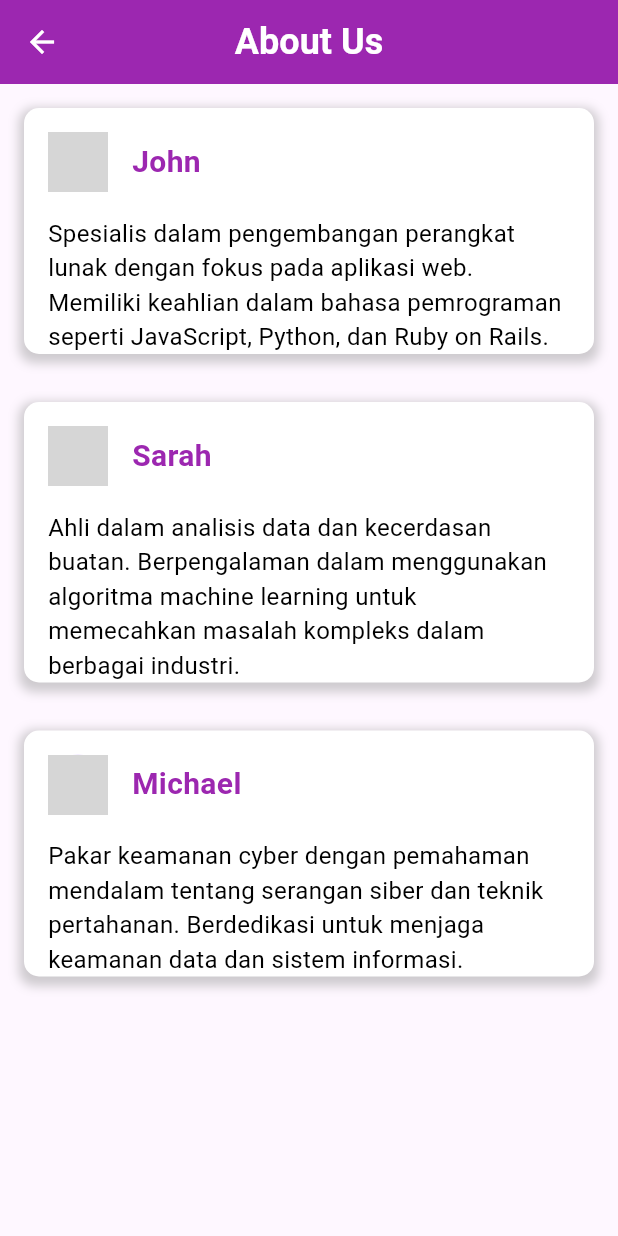
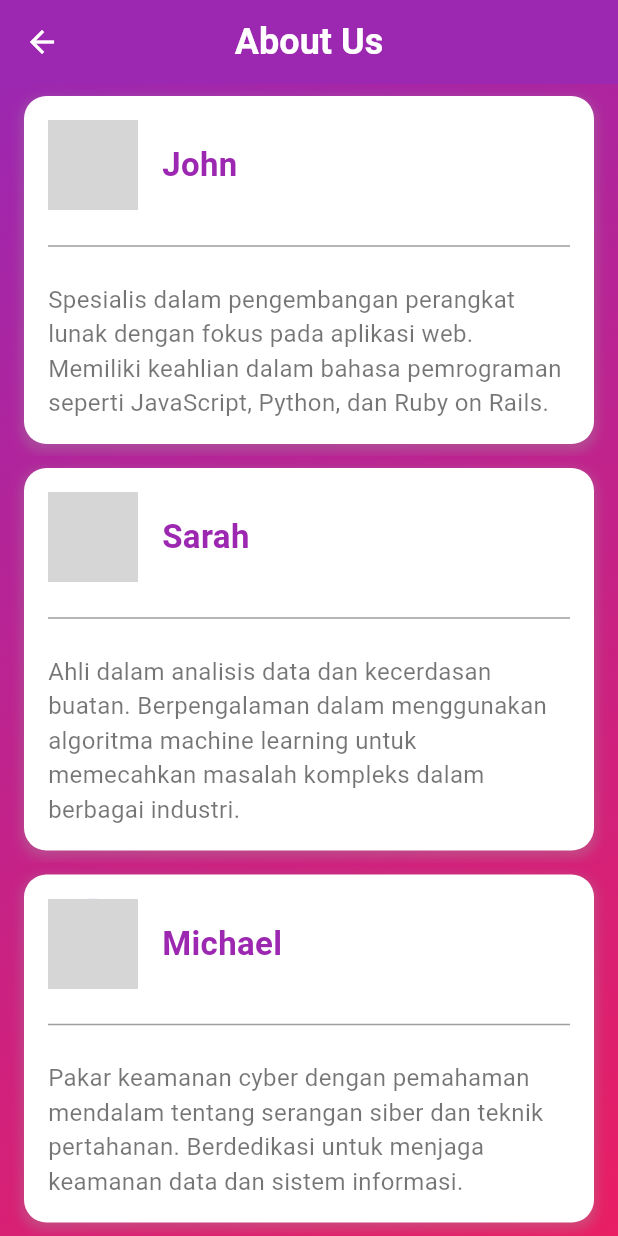
Before and after one commit to Alvinlo221110546/tugas-projek-Quizz, a Flutter app: the AboutUs screen opened directly, on a phone screen of 412 x 824 dp. Run offline on Flutter 3.47's test engine with Material 3 defaults, Android fonts, the phone set to English and light mode, and no system bars; our stand-ins replace animated_text_kit, cached_network_image, camera, carousel_slider, font_awesome_flutter, image_picker and 2 more; grey boxes are pictures that could not be loaded.

Commit message:
Update some design about_us.dart

```diff
--- a/lib/page/about_us.dart
+++ b/lib/page/about_us.dart
@@ -1,4 +1,3 @@
-
 import 'package:flutter/material.dart';
 
 class AboutUs extends StatefulWidget {
@@ -61,13 +60,22 @@ class _AboutUsState extends State<AboutUs> {
         ),
         iconTheme: IconThemeData(color: Colors.white),
       ),
-      body: AnimatedList(
+      body: Container(
+        decoration: BoxDecoration(
+          gradient: LinearGradient(
+            colors: [Colors.purple, Colors.pink],
+            begin: Alignment.topLeft,
+            end: Alignment.bottomRight,
+          ),
+        ),
+        child: AnimatedList(
           key: _listKey,
           initialItemCount: 0,
           itemBuilder: (context, index, animation) {
             return _buildListItem(names[index], additionalInfo[index],
                 avatarImages[index], animation, index);
           },
+        ),
       ),
     );
   }
@@ -83,7 +91,7 @@ class _AboutUsState extends State<AboutUs> {
         );
       },
       child: Padding(
-        padding: const EdgeInsets.all(16.0),
+        padding: const EdgeInsets.symmetric(horizontal: 16.0, vertical: 8.0),
         child: _ListItem(
           key: _itemKeys[index],
           name: name,
@@ -112,18 +120,16 @@ class _ListItem extends StatefulWidget {
 }
 
 class _ListItemState extends State<_ListItem> {
-
-
   @override
   Widget build(BuildContext context) {
     return Container(
       decoration: BoxDecoration(
         color: Colors.white,
-        borderRadius: BorderRadius.circular(10),
+        borderRadius: BorderRadius.circular(15),
         boxShadow: [
           BoxShadow(
-            color: Colors.grey.withOpacity(0.5),
-            spreadRadius: 3,
+            color: Colors.grey.withOpacity(0.3),
+            spreadRadius: 2,
             blurRadius: 5,
             offset: Offset(0, 3),
           ),
@@ -137,14 +143,14 @@ class _ListItemState extends State<_ListItem> {
             child: Row(
               children: [
                 CircleAvatar(
-                  radius: 20,
+                  radius: 30,
                   backgroundImage: AssetImage(widget.avatarImage),
                 ),
                 SizedBox(width: 16),
                 Text(
                   widget.name,
                   style: TextStyle(
-                    fontSize: 20,
+                    fontSize: 22,
                     fontWeight: FontWeight.bold,
                     color: Colors.purple,
                   ),
@@ -152,13 +158,19 @@ class _ListItemState extends State<_ListItem> {
               ],
             ),
           ),
+          Divider(
+            color: Colors.grey,
+            thickness: 1,
+            indent: 16,
+            endIndent: 16,
+          ),
           Padding(
-            padding: const EdgeInsets.symmetric(horizontal: 16.0),
+            padding: const EdgeInsets.all(16.0),
             child: Text(
               widget.additionalInfo,
               style: TextStyle(
                 fontSize: 16,
-                color: Colors.black,
+                color: Colors.black54,
               ),
             ),
           ),
```
Lines whose indentation alone changed are shown as unchanged.
